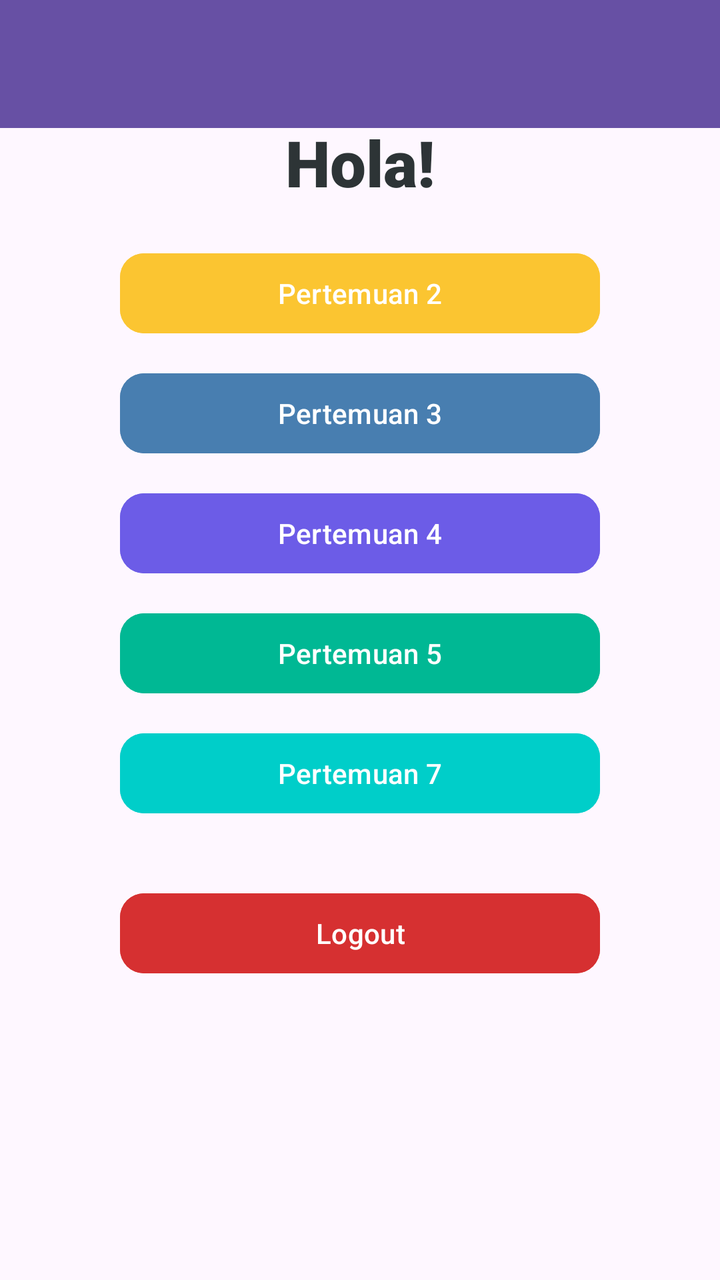
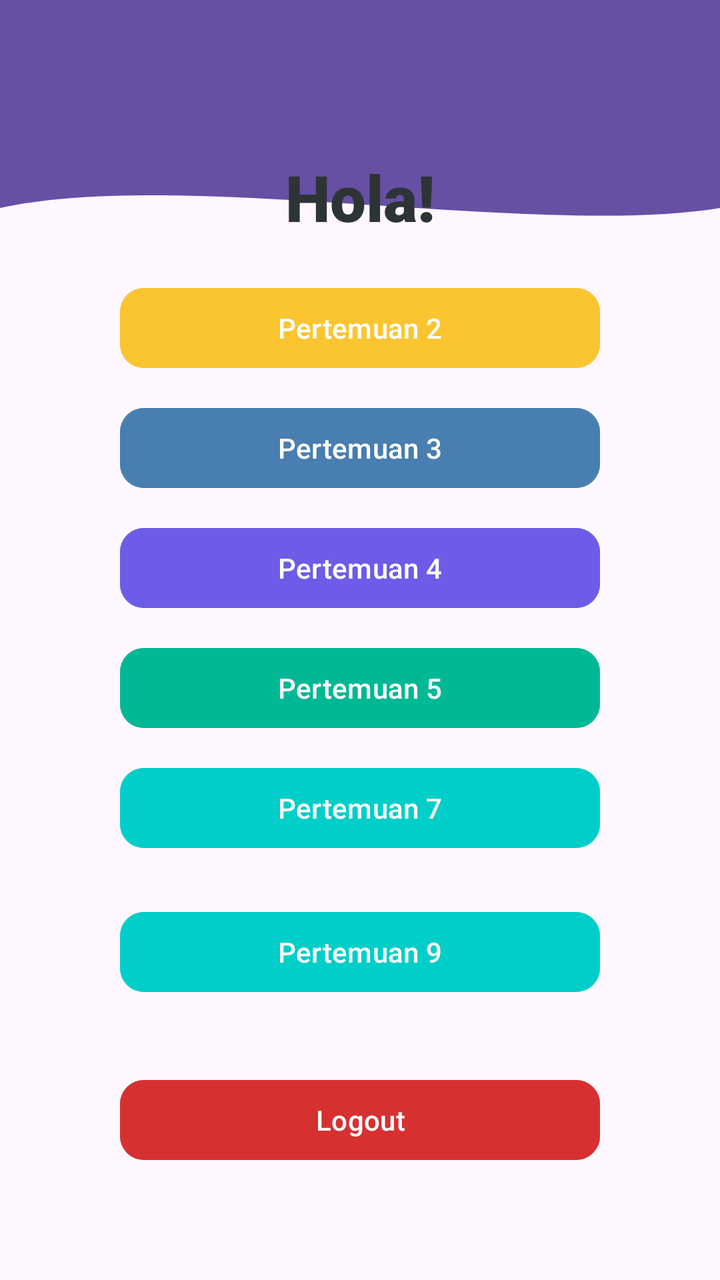

The first picture is an Android layout as it rendered before a commit; the second is the same layout after the commit. The layout source and the unified diff follow.
<!-- AndroidManifest.xml: application theme Theme.AnaCoffe -->
<!-- res/layout/fragment_home.xml -->
<?xml version="1.0" encoding="utf-8"?>
<androidx.constraintlayout.widget.ConstraintLayout xmlns:tools="http://schemas.android.com/tools"
    xmlns:android="http://schemas.android.com/apk/res/android"
    android:layout_width="match_parent"
    android:layout_height="match_parent"
    xmlns:app="http://schemas.android.com/apk/res-auto"
    tools:context=".Home.HomeFragment">

    <androidx.appcompat.widget.Toolbar
        android:id="@+id/toolbar"
        android:layout_width="match_parent"
        android:layout_height="?attr/actionBarSize"
        android:background="?attr/colorPrimary"
        app:layout_constraintEnd_toEndOf="parent"
        app:layout_constraintStart_toStartOf="parent"
        app:layout_constraintTop_toTopOf="parent"
        app:subtitleTextColor="@android:color/white"
        app:titleTextColor="@android:color/white" />

    


    <TextView
        android:id="@+id/textView"
        android:layout_width="wrap_content"
        android:layout_height="wrap_content"
        android:fontFamily="sans-serif-black"
        android:text="Hola!"
        android:textColor="#2D3436"
        android:textSize="32sp"
        android:textStyle="bold"
        app:layout_constraintBottom_toBottomOf="parent"
        app:layout_constraintEnd_toEndOf="parent"
        app:layout_constraintStart_toStartOf="parent"
        app:layout_constraintTop_toTopOf="parent"
        app:layout_constraintVertical_bias="0.1" />

    <Button
        android:id="@+id/btnToSecond"
        android:layout_width="0dp"
        android:layout_height="wrap_content"
        android:layout_marginHorizontal="60dp"
        android:layout_marginTop="20dp"
        android:backgroundTint="#FBC531"
        android:text="Pertemuan 2"
        android:textAllCaps="false"
        android:textColor="@android:color/white"
        app:cornerRadius="12dp"
        app:layout_constraintEnd_toEndOf="parent"
        app:layout_constraintStart_toStartOf="parent"
        app:layout_constraintTop_toBottomOf="@+id/textView" />

    <Button
        android:id="@+id/btnToThird"
        android:layout_width="0dp"
        android:layout_height="wrap_content"
        android:layout_marginHorizontal="60dp"
        android:layout_marginTop="12dp"
        android:backgroundTint="#487EB0"
        android:text="Pertemuan 3"
        android:textAllCaps="false"
        android:textColor="@android:color/white"
        app:cornerRadius="12dp"
        app:layout_constraintEnd_toEndOf="parent"
        app:layout_constraintStart_toStartOf="parent"
        app:layout_constraintTop_toBottomOf="@+id/btnToSecond" />

    <Button
        android:id="@+id/btnToFourth"
        android:layout_width="0dp"
        android:layout_height="wrap_content"
        android:layout_marginHorizontal="60dp"
        android:layout_marginTop="12dp"
        android:backgroundTint="#6C5CE7"
        android:text="Pertemuan 4"
        android:textAllCaps="false"
        android:textColor="@android:color/white"
        app:cornerRadius="12dp"
        app:layout_constraintEnd_toEndOf="parent"
        app:layout_constraintStart_toStartOf="parent"
        app:layout_constraintTop_toBottomOf="@+id/btnToThird" />

    <Button
        android:id="@+id/btnToFifth"
        android:layout_width="0dp"
        android:layout_height="wrap_content"
        android:layout_marginHorizontal="60dp"
        android:layout_marginTop="12dp"
        android:backgroundTint="#00B894"
        android:text="Pertemuan 5"
        android:textAllCaps="false"
        android:textColor="@android:color/white"
        app:cornerRadius="12dp"
        app:layout_constraintEnd_toEndOf="parent"
        app:layout_constraintStart_toStartOf="parent"
        app:layout_constraintTop_toBottomOf="@+id/btnToFourth" />

    <Button
        android:id="@+id/btnToSeven"
        android:layout_width="0dp"
        android:layout_height="wrap_content"
        android:layout_marginHorizontal="60dp"
        android:layout_marginTop="12dp"
        android:backgroundTint="#00CEC9"
        android:text="Pertemuan 7"
        android:textAllCaps="false"
        android:textColor="@android:color/white"
        app:cornerRadius="12dp"
        app:layout_constraintEnd_toEndOf="parent"
        app:layout_constraintStart_toStartOf="parent"
        app:layout_constraintTop_toBottomOf="@+id/btnToFifth" />

    <Button
        android:id="@+id/btnLogout"
        android:layout_width="0dp"
        android:layout_height="wrap_content"
        android:layout_marginHorizontal="60dp"
        android:layout_marginTop="32dp"
        android:backgroundTint="#D63031"
        android:text="Logout"
        android:textAllCaps="false"
        android:textColor="@android:color/white"
        app:cornerRadius="12dp"
        app:layout_constraintEnd_toEndOf="parent"
        app:layout_constraintStart_toStartOf="parent"
        app:layout_constraintTop_toBottomOf="@+id/btnToSeven" />

</androidx.constraintlayout.widget.ConstraintLayout>
<!-- resources referenced by this layout -->
<resources>
  <style name="Theme.AnaCoffe" parent="Base.Theme.AnaCoffe" />
  <style name="Base.Theme.AnaCoffe" parent="Theme.Material3.DayNight.NoActionBar">
          
          
      </style>
</resources>

<!-- the commit's change to res/layout/fragment_home.xml (unified diff, before → after) -->
@@ -5,6 +5,15 @@
     android:layout_height="match_parent"
     xmlns:app="http://schemas.android.com/apk/res-auto"
     tools:context=".Home.HomeFragment">
+
+    <View
+        android:id="@+id/background_header"
+        android:layout_width="0dp"
+        android:layout_height="100dp"
+        android:background="@drawable/bg_header_wave"
+        app:layout_constraintStart_toStartOf="parent"
+        app:layout_constraintEnd_toEndOf="parent"
+        app:layout_constraintTop_toBottomOf="@id/toolbar"/>
 
     <androidx.appcompat.widget.Toolbar
         android:id="@+id/toolbar"
@@ -33,7 +42,7 @@
         app:layout_constraintEnd_toEndOf="parent"
         app:layout_constraintStart_toStartOf="parent"
         app:layout_constraintTop_toTopOf="parent"
-        app:layout_constraintVertical_bias="0.1" />
+        app:layout_constraintVertical_bias="0.129" />
 
     <Button
         android:id="@+id/btnToSecond"
@@ -110,12 +119,29 @@
         app:layout_constraintStart_toStartOf="parent"
         app:layout_constraintTop_toBottomOf="@+id/btnToFifth" />
 
+
+    <Button
+        android:id="@+id/btnToNinth"
+        android:layout_width="0dp"
+        android:layout_height="wrap_content"
+        android:layout_marginHorizontal="60dp"
+        android:layout_marginTop="84dp"
+        android:backgroundTint="#00CEC9"
+        android:text="Pertemuan 9"
+        android:textAllCaps="false"
+        android:textColor="@android:color/white"
+        app:cornerRadius="12dp"
+        app:layout_constraintEnd_toEndOf="parent"
+        app:layout_constraintHorizontal_bias="0.408"
+        app:layout_constraintStart_toStartOf="parent"
+        app:layout_constraintTop_toBottomOf="@+id/btnToFifth" />
+
     <Button
         android:id="@+id/btnLogout"
         android:layout_width="0dp"
         android:layout_height="wrap_content"
         android:layout_marginHorizontal="60dp"
-        android:layout_marginTop="32dp"
+        android:layout_marginTop="36dp"
         android:backgroundTint="#D63031"
         android:text="Logout"
         android:textAllCaps="false"
@@ -123,6 +149,6 @@
         app:cornerRadius="12dp"
         app:layout_constraintEnd_toEndOf="parent"
         app:layout_constraintStart_toStartOf="parent"
-        app:layout_constraintTop_toBottomOf="@+id/btnToSeven" />
+        app:layout_constraintTop_toBottomOf="@+id/btnToNinth" />
 
 </androidx.constraintlayout.widget.ConstraintLayout>
<!-- resource entries referenced after the edit -->
@@ -1,5 +1,24 @@
 <!-- resources referenced by this layout -->
 <resources>
+  <!-- drawable bg_header_wave (drawable) -->
+  <vector xmlns:android="http://schemas.android.com/apk/res/android"
+          android:width="100dp"
+          android:height="100dp"
+          android:viewportWidth="100"
+          android:viewportHeight="100">
+  
+          
+          <path
+              android:fillColor="?attr/colorPrimary"
+              android:pathData="
+              M0,0
+              L100,0
+              L100,40
+              C 75,55
+                25,20
+                0,40
+              Z" />
+      </vector>
   <style name="Theme.AnaCoffe" parent="Base.Theme.AnaCoffe" />
   <style name="Base.Theme.AnaCoffe" parent="Theme.Material3.DayNight.NoActionBar">
           
